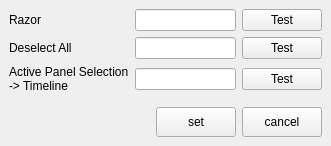
The window that app/resolve/Python/rs_resolve/gui/shortcut/shortcut.ui (nakano000/Resolve_Script) describes before a commit, drawn with Qt 5.
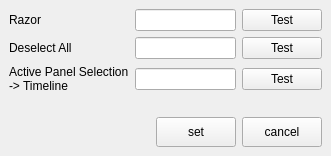
The same window after the commit.

```diff
--- a/app/resolve/Python/rs_resolve/gui/shortcut/shortcut.ui
+++ b/app/resolve/Python/rs_resolve/gui/shortcut/shortcut.ui
@@ -7,7 +7,7 @@
     <x>0</x>
     <y>0</y>
     <width>331</width>
-    <height>146</height>
+    <height>156</height>
    </rect>
   </property>
   <property name="windowTitle">
```
